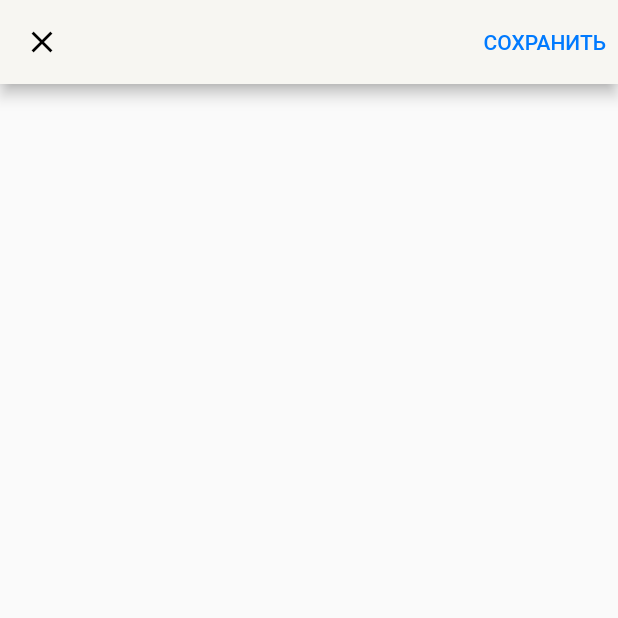
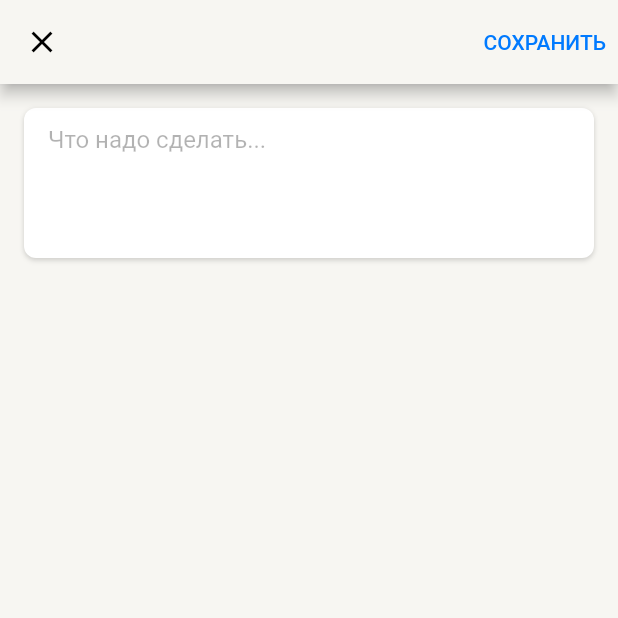
Before and after one commit to Glitchy-Sheep/YetAnotherTodo, a Flutter app: the TodoCreateScreen screen opened directly, on a phone screen of 412 x 824 dp, the top half of it. Run offline on Flutter 3.47's test engine with Material 3 defaults, Android fonts, the phone set to English and light mode, and no system bars; our stand-ins replace logger.

Commit message:
Create input field for adding a task

```diff
--- a/lib/feature/todo/presentation/screens/todo_create.dart
+++ b/lib/feature/todo/presentation/screens/todo_create.dart
@@ -1,4 +1,6 @@
 import 'package:flutter/material.dart';
+import 'package:yet_another_todo/core/utils/logger.dart';
+import 'package:yet_another_todo/uikit/app_text_style.dart';
 import 'package:yet_another_todo/uikit/colors.dart';
 
 class TodoCreateScreen extends StatelessWidget {
@@ -6,8 +8,66 @@ class TodoCreateScreen extends StatelessWidget {
 
   @override
   Widget build(BuildContext context) {
-    return const Scaffold(
-      appBar: _AddTaskAppBar(),
+    return Scaffold(
+      backgroundColor: ColorPalette.ligthBackPrimary,
+      appBar: const _AddTaskAppBar(),
+      body: SafeArea(
+        child: GestureDetector(
+          onTap: () {
+            FocusScope.of(context).unfocus();
+            logger.i("Unfocus textfield");
+          },
+          child: SingleChildScrollView(
+            child: Container(
+              margin: const EdgeInsets.all(16),
+              child: const Column(
+                crossAxisAlignment: CrossAxisAlignment.stretch,
+                children: [
+                  _TaskDescriptionInputArea(),
+                ],
+              ),
+            ),
+          ),
+        ),
+      ),
+    );
+  }
+}
+
+class _TaskDescriptionInputArea extends StatelessWidget {
+  const _TaskDescriptionInputArea();
+
+  @override
+  Widget build(BuildContext context) {
+    return Container(
+      decoration: const BoxDecoration(
+        color: ColorPalette.lightBackElevated,
+        borderRadius: BorderRadius.all(
+          Radius.circular(8.0),
+        ),
+        boxShadow: [
+          BoxShadow(
+            color: Color.fromRGBO(0, 0, 0, 0.06),
+            blurRadius: 2,
+          ),
+          BoxShadow(
+            color: Color.fromRGBO(0, 0, 0, 0.12),
+            blurRadius: 2,
+            offset: Offset(0, 2),
+          ),
+        ],
+      ),
+      padding: const EdgeInsets.symmetric(horizontal: 16.0),
+      child: TextField(
+        decoration: InputDecoration(
+          border: InputBorder.none,
+          hintText: "Что надо сделать...",
+          hintStyle: AppTextStyle.subheadText.value.copyWith(fontSize: 16.0),
+        ),
+        keyboardType: TextInputType.multiline,
+        maxLines: 7,
+        minLines: 4,
+      ),
     );
   }
 }
```
